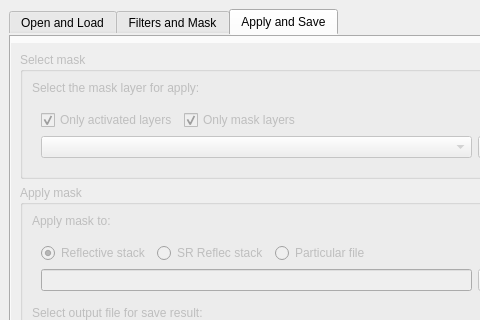
Qt form ui/cloud_masking_dockwidget_base.ui (SMByC/CloudMasking) before a commit; both pictures show x 0 to 480 and y 0 to 320 of the 599 by 845 pixel window.
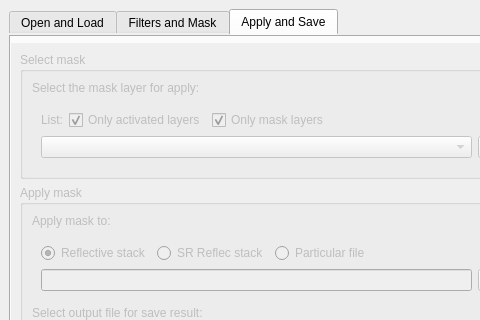
The same form after that commit. The open tabs and pages were chosen to show the change. Custom widgets are drawn as their Qt base class.

What changed in the file:
```diff
--- a/ui/cloud_masking_dockwidget_base.ui
+++ b/ui/cloud_masking_dockwidget_base.ui
@@ -1107,6 +1107,13 @@
                      <property name="margin">
                       <number>0</number>
                      </property>
+                     <item>
+                      <widget class="QLabel" name="label_17">
+                       <property name="text">
+                        <string>List:</string>
+                       </property>
+                      </widget>
+                     </item>
                      <item>
                       <widget class="QCheckBox" name="checkBox_ActivatedLayers">
                        <property name="text">
```
Left out of the diff: 4 changed lines with no effect on the pictures.
